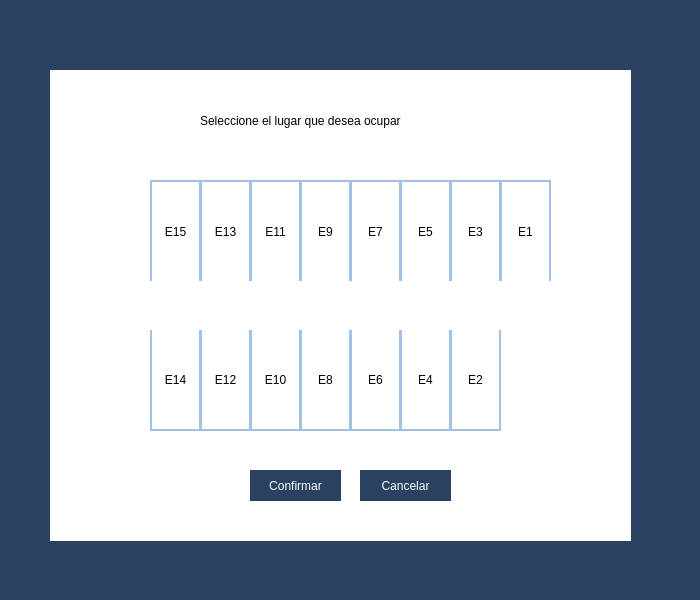
FernandoHS-0/Estacionamiento, file Estacionamiento/lugares.ui: the form before one commit.
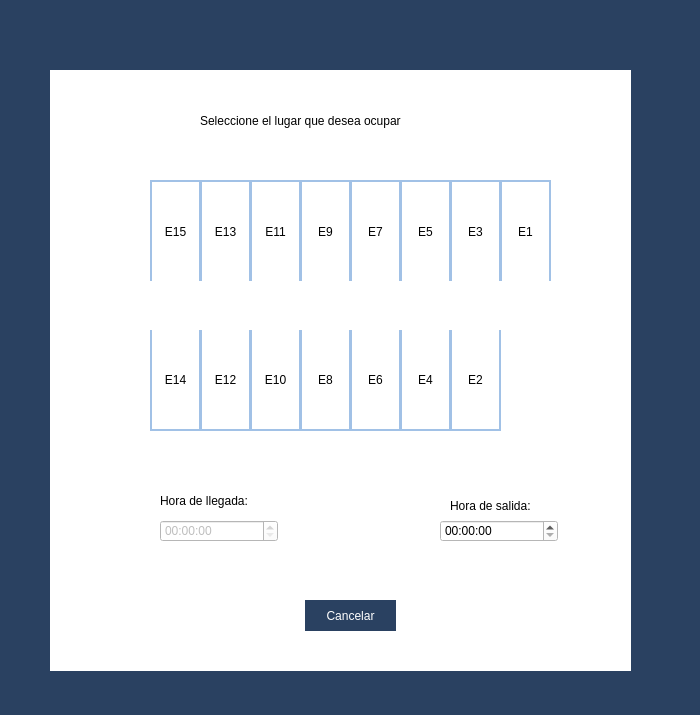
The form after the commit.

```diff
--- a/Estacionamiento/lugares.ui
+++ b/Estacionamiento/lugares.ui
@@ -7,7 +7,7 @@
     <x>0</x>
     <y>0</y>
     <width>700</width>
-    <height>600</height>
+    <height>715</height>
    </rect>
   </property>
   <property name="windowTitle">
@@ -24,14 +24,22 @@
      <x>50</x>
      <y>70</y>
      <width>581</width>
-     <height>471</height>
+     <height>601</height>
     </rect>
    </property>
    <property name="styleSheet">
     <string notr="true">QWidget{
 	background-color: white;
 }
-</string>
+
+QLabel{
+	font: 12pt &quot;Corbel&quot;;
+	color: black,
+}
+
+QLineEdit{
+	border: 1px solid #A1C1E6;
+}</string>
    </property>
    <widget class="QPushButton" name="espacio01">
     <property name="enabled">
@@ -446,33 +454,8 @@
    <widget class="QPushButton" name="pushButton">
     <property name="geometry">
      <rect>
-      <x>200</x>
-      <y>400</y>
-      <width>91</width>
-      <height>31</height>
-     </rect>
-    </property>
-    <property name="styleSheet">
-     <string notr="true">QPushButton{
-	background-color: #2A4161;
-	color: white;
-	font: 10pt &quot;Corbel&quot;;
-	border: none;
-}
-
-QPushButton:Hover{
-	background-color: #C2C9F2;
-}</string>
-    </property>
-    <property name="text">
-     <string>Confirmar</string>
-    </property>
-   </widget>
-   <widget class="QPushButton" name="pushButton_2">
-    <property name="geometry">
-     <rect>
-      <x>310</x>
-      <y>400</y>
+      <x>255</x>
+      <y>530</y>
       <width>91</width>
       <height>31</height>
      </rect>
@@ -493,6 +476,55 @@
      <string>Cancelar</string>
     </property>
    </widget>
+   <widget class="QLabel" name="label_2">
+    <property name="geometry">
+     <rect>
+      <x>110</x>
+      <y>410</y>
+      <width>111</width>
+      <height>41</height>
+     </rect>
+    </property>
+    <property name="text">
+     <string>Hora de llegada:</string>
+    </property>
+   </widget>
+   <widget class="QLabel" name="label_3">
+    <property name="geometry">
+     <rect>
+      <x>400</x>
+      <y>410</y>
+      <width>101</width>
+      <height>51</height>
+     </rect>
+    </property>
+    <property name="text">
+     <string>Hora de salida:</string>
+    </property>
+   </widget>
+   <widget class="QTimeEdit" name="timeLlegada">
+    <property name="enabled">
+     <bool>false</bool>
+    </property>
+    <property name="geometry">
+     <rect>
+      <x>110</x>
+      <y>450</y>
+      <width>118</width>
+      <height>22</height>
+     </rect>
+    </property>
+   </widget>
+   <widget class="QTimeEdit" name="timeSalida">
+    <property name="geometry">
+     <rect>
+      <x>390</x>
+      <y>450</y>
+      <width>118</width>
+      <height>22</height>
+     </rect>
+    </property>
+   </widget>
   </widget>
  </widget>
  <resources/>
```
Left out of the diff: 2 changed lines with no effect on the pictures.
